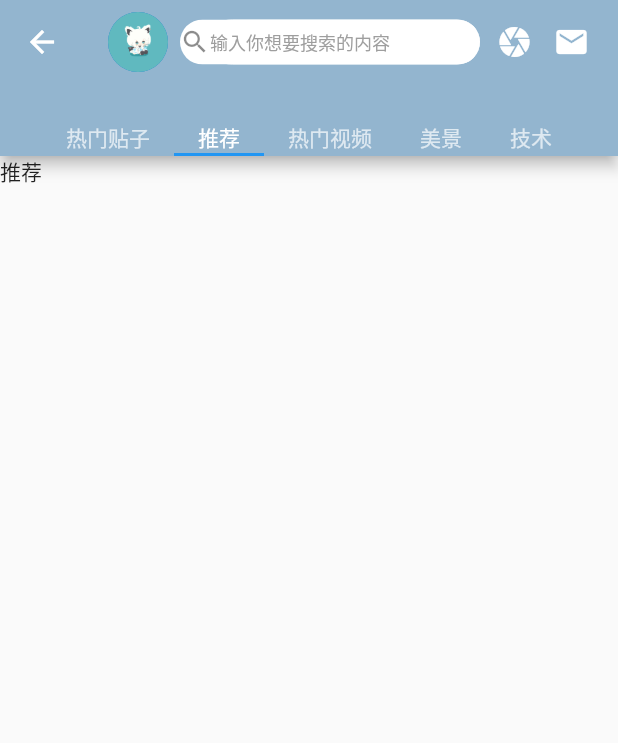
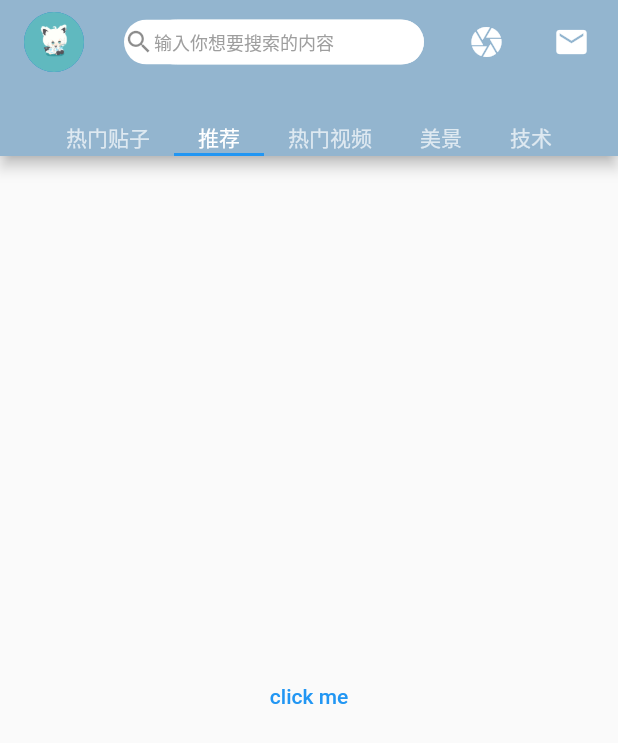
Before and after one commit to shiramashiro/qingyou_mobile, a Flutter app: the HomePage screen opened directly, on a phone screen of 412 x 824 dp. Shown: the top 743 px of the screen. Run offline on Flutter 3.47's test engine with Material 2 defaults, Android fonts, the phone set to English and light mode, and no system bars; our stand-ins replace dio, fluro, flutter_easyloading; missing offline and left inert: proste_indexed_stack.

Commit message:
创建子页面

```diff
--- a/lib/components/avatar.dart
+++ b/lib/components/avatar.dart
@@ -3,16 +3,25 @@ import 'package:flutter/material.dart';
 class Avatar extends StatelessWidget {
   final double size;
   final String url;
+  final Function? onTap;
 
-  const Avatar({Key? key, this.size = 100, required this.url}) : super(key: key);
+  const Avatar({
+    Key? key,
+    this.size = 100,
+    required this.url,
+    this.onTap,
+  }) : super(key: key);
 
   @override
   Widget build(BuildContext context) {
-    return SizedBox(
-      width: size,
-      height: size,
-      child: CircleAvatar(
-        backgroundImage: AssetImage(url),
+    return GestureDetector(
+      onTap: () => onTap,
+      child: SizedBox(
+        width: size,
+        height: size,
+        child: CircleAvatar(
+          backgroundImage: AssetImage(url),
+        ),
       ),
     );
   }
--- a/lib/components/icon_in_input.dart
+++ b/lib/components/icon_in_input.dart
@@ -42,7 +42,6 @@ class IconInInput extends StatelessWidget {
         height: height,
         width: width,
         color: Colors.white,
-        child: Expanded(
         child: Row(
           mainAxisAlignment: MainAxisAlignment.spaceBetween,
           crossAxisAlignment: CrossAxisAlignment.center,
@@ -88,7 +87,6 @@ class IconInInput extends StatelessWidget {
           ],
         ),
       ),
-      ),
     );
   }
 }
--- a/lib/pages/dynamic_page.dart
+++ b/lib/pages/dynamic_page.dart
@@ -8,6 +8,12 @@ class DynamicPage extends StatefulWidget {
 }
 
 class _DynamicPageState extends State<DynamicPage> {
+
+  @override
+  void initState() {
+    super.initState();
+  }
+
   @override
   Widget build(BuildContext context) {
     return const Text("动态");
--- a/lib/pages/home_page.dart
+++ b/lib/pages/home_page.dart
@@ -1,3 +1,4 @@
+import 'package:fluro/fluro.dart';
 import 'package:flutter/material.dart';
 
 import 'package:qingyuo_mobile/components/avatar.dart';
@@ -22,7 +23,10 @@ class _HomePageState extends State<HomePage> {
       mainAxisAlignment: MainAxisAlignment.spaceBetween,
       crossAxisAlignment: CrossAxisAlignment.center,
       children: [
-        const Avatar(url: "assets/images/95893409_p0.jpg", size: 40),
+        const Avatar(
+          url: "assets/images/95893409_p0.jpg",
+          size: 40,
+        ),
         const IconInInput(
           hintText: '输入你想要搜索的内容',
           contentStyle: TextStyle(fontSize: 12),
@@ -35,6 +39,11 @@ class _HomePageState extends State<HomePage> {
         ClickableIcon(onTap: () {}, icon: Icons.email)
       ],
     );
+  }
+
+  @override
+  void initState() {
+    super.initState();
   }
 
   @override
--- a/lib/pages/login_page.dart
+++ b/lib/pages/login_page.dart
@@ -11,7 +11,7 @@ import 'package:qingyuo_mobile/apis/login_api.dart';
 import 'package:qingyuo_mobile/service/login_service.dart';
 import 'package:qingyuo_mobile/utils/detection.dart';
 import 'package:qingyuo_mobile/pages/register_page.dart';
-import 'package:qingyuo_mobile/root_page.dart';
+import 'package:qingyuo_mobile/pages/roots/root_page.dart';
 
 class LoginPage extends StatefulWidget {
   const LoginPage({Key? key}) : super(key: key);
--- a/lib/pages/boot_page.dart
+++ b/lib/pages/roots/boot_page.dart
@@ -1,9 +1,8 @@
 import 'dart:async';
 
+import 'package:flutter/material.dart';
 import 'package:qingyuo_mobile/utils/roadmap.dart';
-import 'package:flutter/material.dart';
-
-import 'package:qingyuo_mobile/root_page.dart';
+import 'package:qingyuo_mobile/pages/roots/root_page.dart';
 
 class BootPage extends StatefulWidget {
   const BootPage({Key? key}) : super(key: key);
--- a/lib/slices/root_page/recommend_slice.dart
+++ b/lib/slices/root_page/recommend_slice.dart
@@ -1,4 +1,6 @@
 import 'package:flutter/material.dart';
+import 'package:qingyuo_mobile/slices/user_page/user_center_slice.dart';
+import 'package:qingyuo_mobile/utils/roadmap.dart';
 
 class RecommendSlice extends StatefulWidget {
   const RecommendSlice({Key? key}) : super(key: key);
@@ -11,7 +13,12 @@ class _RecommendSliceState extends State<RecommendSlice> {
   @override
   Widget build(BuildContext context) {
     return Container(
-      child: Text('推荐'),
+      child: TextButton(
+        onPressed: () {
+          Roadmap.push(context, UserCenterSlice());
+        },
+        child: Text('click me'),
+      ),
     );
   }
 }
--- a/pubspec.yaml
+++ b/pubspec.yaml
@@ -31,8 +31,8 @@ dependencies:
     sdk: flutter
   dio: ^4.0.4
   flutter_easyloading: ^3.0.3
-#  material_floating_search_bar: ^0.3.7
-#  dropdown_search: ^2.0.1
+  proste_indexed_stack: ^0.2.4
+  fluro: ^2.0.3
 
   # The following adds the Cupertino Icons font to your application.
   # Use with the CupertinoIcons class for iOS style icons.
```
Also changed, not shown: lib/main.dart (+8 -3 lines), lib/pages/roots/root_page.dart (renamed from lib/root_page.dart, +10 -8 lines), lib/slices/user_page/user_center_slice.dart (added, +15 -0 lines), lib/slices/user_page/user_profile_slice.dart (added, +15 -0 lines), lib/utils/roadmap.dart (+9 -1 lines), pubspec.lock. Lines whose indentation alone changed are shown as unchanged.
